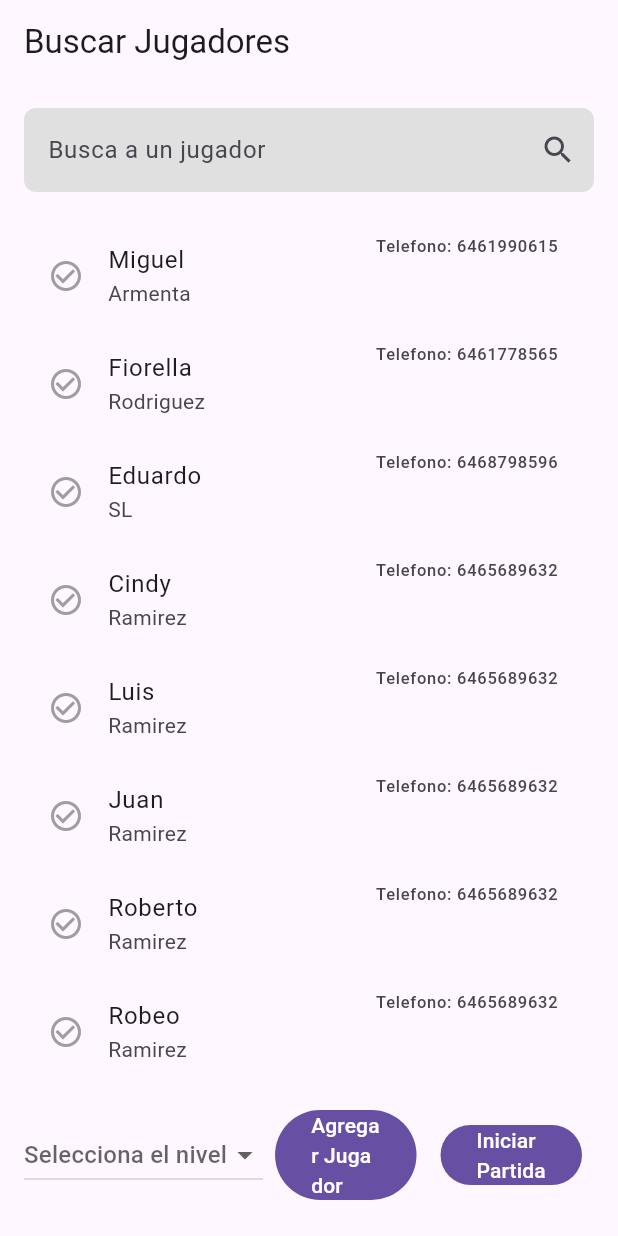
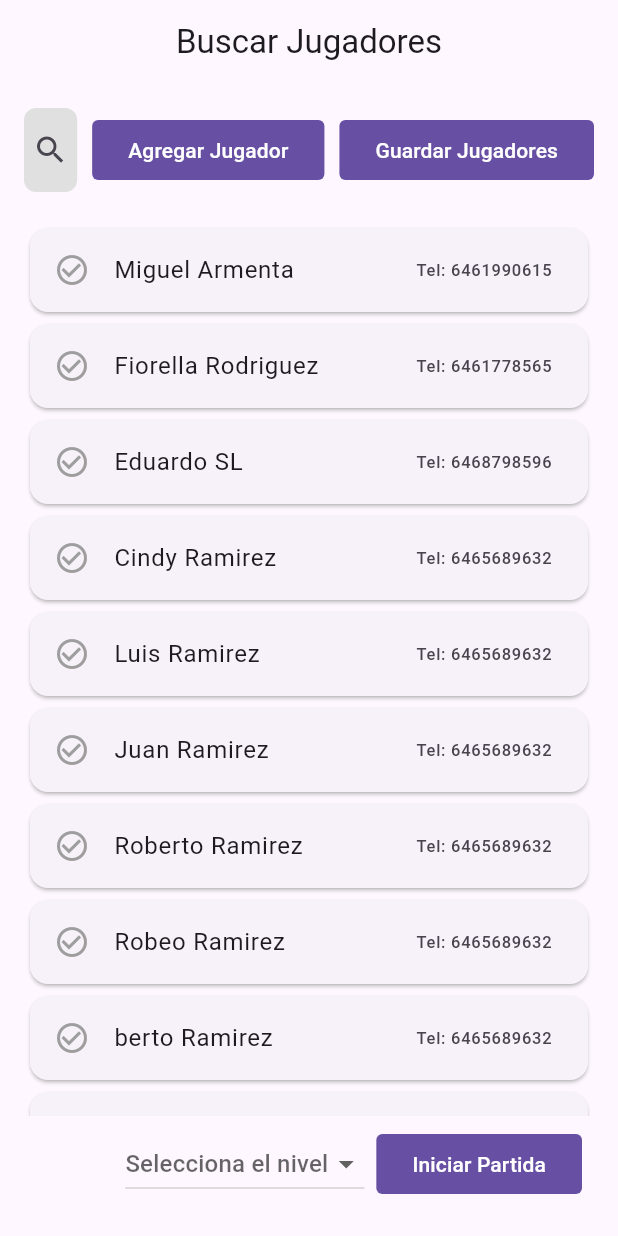
Before and after one commit to fiorellam/Flutter_WolfGame, a Flutter app: the screen it shows after launch, on a phone screen of 412 x 824 dp. Run offline on Flutter 3.47's test engine with Material 3 defaults, Android fonts, the phone set to English and light mode, and no system bars.

Commit message:
Modificando vistas

```diff
--- a/lib/main.dart
+++ b/lib/main.dart
@@ -10,6 +10,7 @@ class MyApp extends StatelessWidget {
   @override
   Widget build(BuildContext context) {
     return const MaterialApp(
+      debugShowCheckedModeBanner: false,
       home: HomeScreen(),
     );
   }
--- a/lib/presentation/game_screen.dart
+++ b/lib/presentation/game_screen.dart
@@ -5,9 +5,9 @@ class GameScreen extends StatefulWidget {
   final List<Player> selectedPlayers;
   final String level;
 
-  GameScreen({super.key,
-  required this.selectedPlayers,
-  required this.level
+  const GameScreen({super.key,
+    required this.selectedPlayers,
+    required this.level
   });
 
   @override
@@ -19,14 +19,13 @@ class _GameScreenState extends State<GameScreen> {
   Widget build(BuildContext context) {
     return Scaffold(
       appBar: AppBar(
-        title: Text('JUEGO LOBO'),
+        centerTitle: true,
+        title: Text('JUEGO LOBO - Nivel: ${widget.level}'),
       ),
       body: Container(
         margin: const EdgeInsets.all(16.0), //16 px en todos los lados
         child: Column(
           children: [
-            Text('Nivel Seleccionado: ${widget.level}'),
-            const SizedBox(height: 20),
             _buildPlayerListView(),
           ],
         ),
@@ -34,19 +33,6 @@ class _GameScreenState extends State<GameScreen> {
     );
   }
 
-  // final List<Map<String, dynamic>> data = [
-  //   {"id": "3","name": "Miguel", "rol": "Aldeano", "state": "vivo"},
-  //   {"id": "10","name": "Fiorella", "rol": "Aldeano", "state": "vivo"},
-  //   {"id": "1","name": "Lalo", "rol": "Bruja", "state": "vivo"},
-  //   {"id": "4","name": "Cindy", "rol": "Lobo", "state": "vivo"},
-  //   {"id": "6","name": "Jugador_1", "rol": "Curandero", "state": "muerto"},
-  //   {"id": "8","name": "Jugador_2", "rol": "Lobo", "state": "vivo"},
-  //   {"id": "2","name": "Jugador_3", "rol": "Vidente", "state": "vivo"},
-  //   {"id": "5","name": "Jugador_4", "rol": "Lobo", "state": "muerto"},
-  //   {"id": "7","name": "Jugador_5", "rol": "Granjero", "state": "vivo"},
-  //   {"id": "9","name": "Jugador_6", "rol": "Aldeano", "state": "vivo"},
-  //   {"id": "11","name": "Jugador_7", "rol": "Aldeano", "state": "muerto"},
-  // ];
   //Mostrar los datos
   Widget _buildPlayerListView() {
     return Expanded(
@@ -55,8 +41,7 @@ class _GameScreenState extends State<GameScreen> {
         itemBuilder: (context, index) {
           final player = widget.selectedPlayers[index];
 
-          // Condición para resaltar el renglón en rojo
-          // para hacer los cambios dinamicamente
+          // Condición para resaltar el renglón en rojo para hacer los cambios dinamicamente
           final isAlive = player.state.toLowerCase() == "vivo";
 
           return Card(
--- a/lib/presentation/home_screen.dart
+++ b/lib/presentation/home_screen.dart
@@ -161,31 +161,58 @@ class _HomeScreenState extends State<HomeScreen>{
   Widget build(BuildContext context) {
     return Scaffold(
       appBar: AppBar(
+        centerTitle: true,
         title: Text('Buscar Jugadores'),
       ),
       body: Container(
         margin: const EdgeInsets.all(16.0), //16 px en todos los lados
         child: Column(
           children: [
+            Row(
+              children: [
+                //SearchBar Ocupa el mayor espacio
+                Expanded(
                      // Usamos el widget SearchBar
-            SearchBar2(items: _players.map((player) => player.name).toList(), onFilter: _onFilter),
+                  child: SearchBar2(items: _players.map((player) => player.name).toList(), onFilter: _onFilter),
+                ),
+                const SizedBox(width: 10),
+                FilledButton(
+                  onPressed: _showDialogCreateUser,
+                  style: FilledButton.styleFrom(
+                        shape: RoundedRectangleBorder(
+                          borderRadius: BorderRadius.circular(4.0), // Ajusta el redondeo aquí
+                        ),
+                  ),
+                  child: const Text("Agregar Jugador"),
+                ),
+                const SizedBox(width: 10),
+                FilledButton(
+                  onPressed: () => {},
+                  style: FilledButton.styleFrom(
+                        shape: RoundedRectangleBorder(
+                          borderRadius: BorderRadius.circular(4.0), // Ajusta el redondeo aquí
+                        ),
+                  ),
+                  child: const Text("Guardar Jugadores"),)
+              ],
+
+            ),
             const SizedBox(height: 20),
             _buildPlayerListView(),
             Row(
               mainAxisAlignment: MainAxisAlignment.end,
               children: [
                 DropdownLevel(items: levelsList, onChanged: _handleDropdownLevelChange),
-                Expanded(
-                  child: Container(
+                Container(
                   padding: const EdgeInsets.all(8.0),
-                  child: FilledButton(onPressed: _showDialogCreateUser, child: const Text("Agregar Jugador")),
+                  child: FilledButton(
+                    onPressed: _startGameScreen,
+                    style: FilledButton.styleFrom(
+                      shape: RoundedRectangleBorder(
+                        borderRadius: BorderRadius.circular(4.0), // Ajusta el redondeo aquí
                       ),
                     ),
-                Expanded(
-                  child: Container(
-                  padding: const EdgeInsets.all(8.0),
-                  child: FilledButton(onPressed: _startGameScreen, child: const Text("Iniciar Partida")),
-                  //child: FilledButton(onPressed: _createScreen, child: const Text("Iniciar Partida")),
+                    child: const Text("Iniciar Partida"),
                   ),
                 ),
               ]
@@ -203,21 +230,16 @@ class _HomeScreenState extends State<HomeScreen>{
         itemBuilder: (context, index) {
           final player = _filteredPlayers[index];
           final isSelected = _selectedPlayers.contains(player); // Verifica si el item está seleccionado
-          return ListTile(
+          return Card(
+            child: ListTile(
               leading: Icon (
                 isSelected ? Icons.check_circle : Icons.check_circle_outline, // Muestra el icono dependiendo de la selección
-              color: isSelected ? Colors.green : Colors.grey,
-            ), // Cambia el color según el estado de selección,
-            title: Text(player.name),
-            subtitle:Text(player.lastName) ,
-            trailing: Column(
-              crossAxisAlignment: CrossAxisAlignment.start,
-              children: [
-                Text("Telefono: ${player.phone}"),
-                // Text("Rol: Lobo")
-              ],
+                color: isSelected ? Colors.green : Colors.grey,// Cambia el color según el estado de selección,
               ),
+              title: Text('${player.name} ${player.lastName}'),
+              trailing: Text('Tel: ${player.phone}'),
               onTap: () => _onSelectPlayer(player), // Maneja la selección
+            ),
           );
         },
       ),
```
Lines whose indentation alone changed are shown as unchanged.
